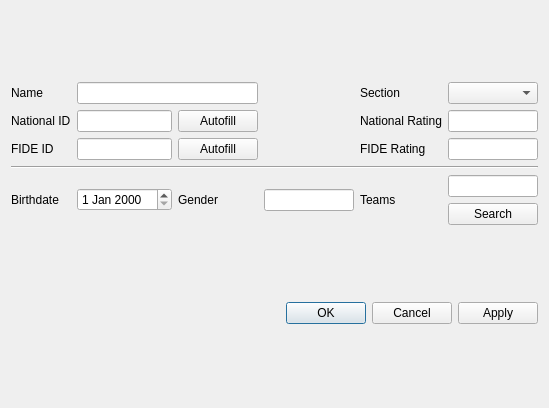
This is src/forms/addplayerdialog.ui in SunWithIssues/ChessFerret as Qt 5 draws it before an edit. The edited form follows.
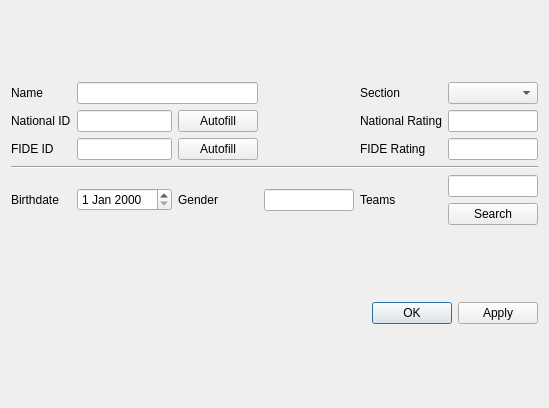
This is the edited form.

Commit message: #20 deleted cancel button in ui + removed ability to click ok before at least one section is created

What changed in the file:
```diff
--- a/src/forms/addplayerdialog.ui
+++ b/src/forms/addplayerdialog.ui
@@ -20,7 +20,7 @@
       <enum>Qt::Orientation::Horizontal</enum>
      </property>
      <property name="standardButtons">
-      <set>QDialogButtonBox::StandardButton::Apply|QDialogButtonBox::StandardButton::Cancel|QDialogButtonBox::StandardButton::Ok</set>
+      <set>QDialogButtonBox::StandardButton::Apply|QDialogButtonBox::StandardButton::Ok</set>
      </property>
     </widget>
    </item>
```
The commit also changes 1 other file.
